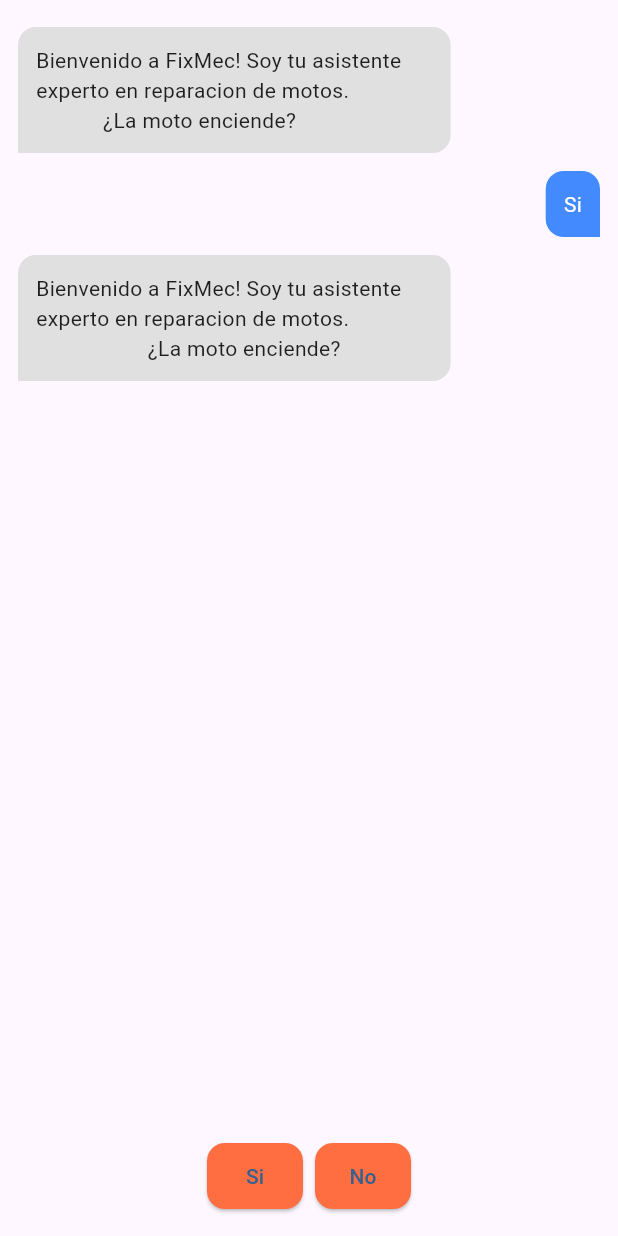
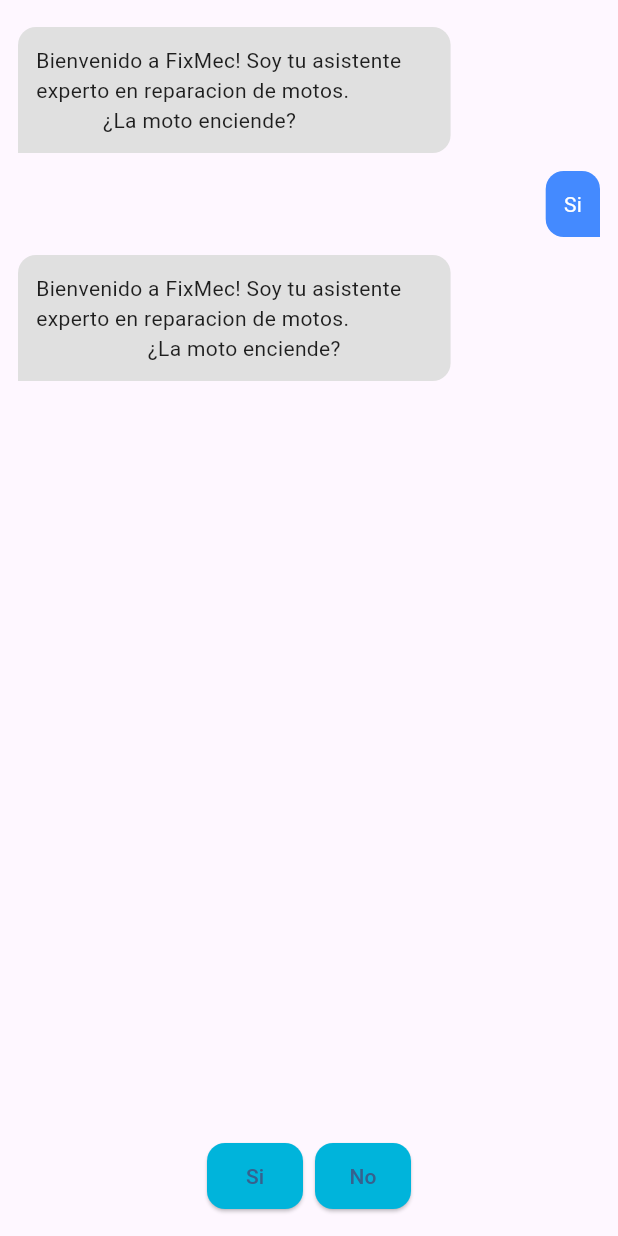
Before and after one commit to Alexyr28/Flutter, a Flutter app: the DiagnosisFixMec screen opened directly with empty values, after a tap on "Si", on a phone screen of 412 x 824 dp. Run offline on Flutter 3.47's test engine with Material 3 defaults, Android fonts, the phone set to English and light mode, and no system bars; our stand-ins replace animated_text_kit, auto_size_text, carousel_slider, cloud_firestore, firebase_auth, firebase_core and 5 more; accounts and stored records are empty.

Commit message:
feat: Color:Boton

```diff
--- a/fixmec/lib/pages/ui/diagnosis.dart
+++ b/fixmec/lib/pages/ui/diagnosis.dart
@@ -161,7 +161,7 @@
                     return ElevatedButton(
                       onPressed: () => onOptionSelected(opt),
                       style: ElevatedButton.styleFrom(
-                        backgroundColor: Colors.deepOrangeAccent,
+                        backgroundColor: Color(0xFF00B4DB),
                         shape: RoundedRectangleBorder(
                           borderRadius: BorderRadius.circular(12),
                         ),
```
